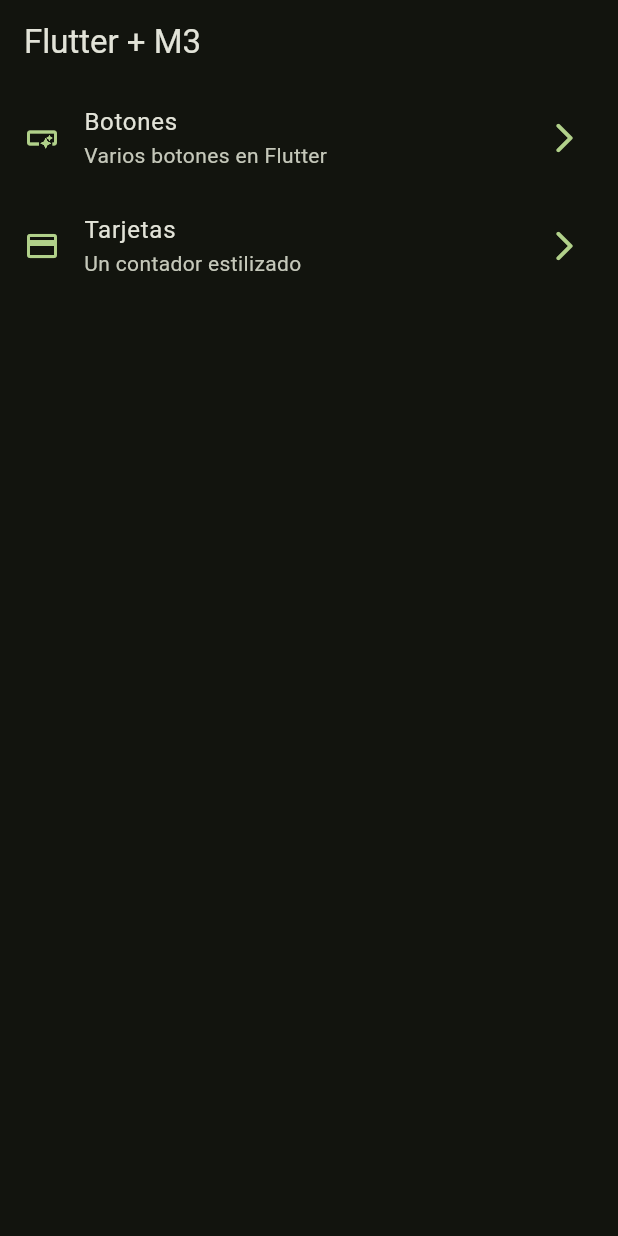
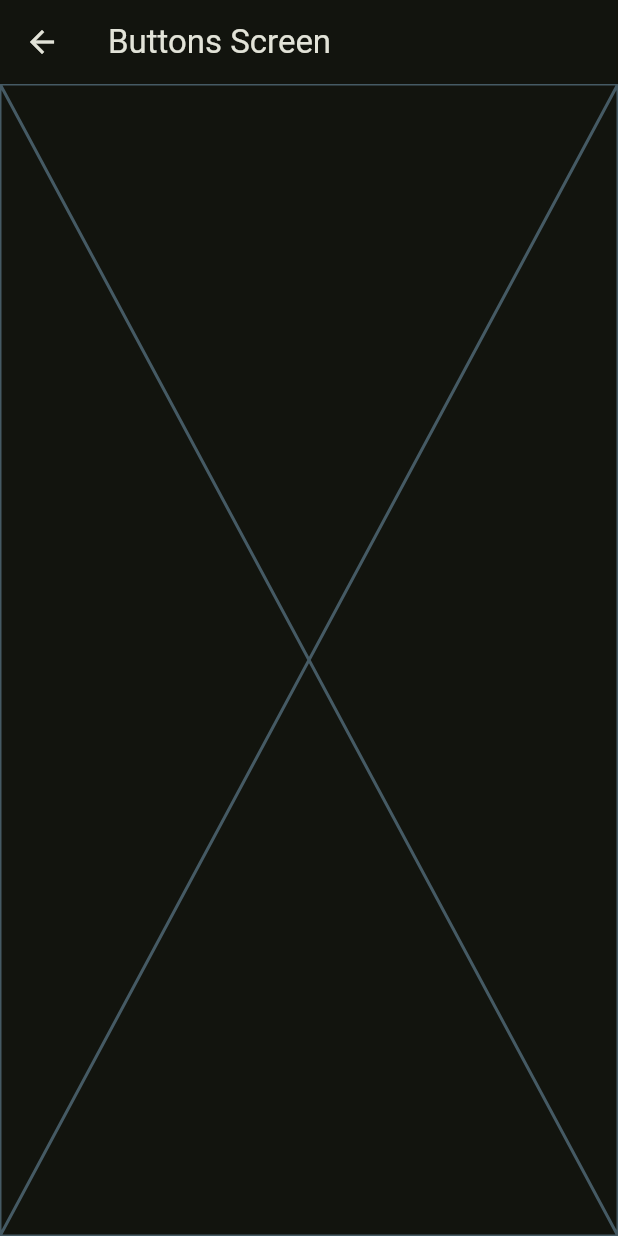
Before and after one commit to PePeWee07/Practica_Flutter, a Flutter app: the screen it shows after launch, after a tap on "Botones", on a phone screen of 412 x 824 dp. Run offline on Flutter 3.47's test engine with Material 3 defaults, Android fonts, the phone set to English and light mode, and no system bars; our stand-ins replace animate_do, dio, video_player.

Commit message:
rutas basicas

```diff
--- a/widgets_app/lib/config/menu/menu_items.dart
+++ b/widgets_app/lib/config/menu/menu_items.dart
@@ -24,7 +24,7 @@
   MenuItem(
     title: 'Tarjetas',
     subtitle: 'Un contador estilizado',
-    link: '/card',
+    link: '/cards',
     icon: Icons.credit_card,
   ),
   // MenuItem(title: '', subtitle: '', link: '', icon: null),
--- a/widgets_app/lib/main.dart
+++ b/widgets_app/lib/main.dart
@@ -1,5 +1,7 @@
 import 'package:flutter/material.dart';
 import 'package:widgets_app/config/theme/app_theme.dart';
+import 'package:widgets_app/presentation/screens/buttons/buttons_screen.dart';
+import 'package:widgets_app/presentation/screens/cards/cards_screen.dart';
 import 'package:widgets_app/presentation/screens/home/home_screen.dart';
 
 void main() {
@@ -15,6 +17,10 @@
       theme: AppTheme(selectColor: 4).theme(),
       debugShowCheckedModeBanner: false,
       home: const HomeScreen(),
+      routes: {
+        '/buttons': (context) => const ButtonsScreen(),
+        '/cards': (context) => const CardsScreen(),
+      },
     );
   }
 }
--- /dev/null
+++ b/widgets_app/lib/presentation/screens/buttons/buttons_screen.dart
@@ -0,0 +1,13 @@
+import 'package:flutter/material.dart';
+
+class ButtonsScreen extends StatelessWidget {
+  const ButtonsScreen({super.key});
+
+  @override
+  Widget build(BuildContext context) {
+    return Scaffold(
+      appBar: AppBar(title: const Text('Buttons Screen')),
+      body: const Placeholder(),
+    );
+  }
+}
--- a/widgets_app/lib/presentation/screens/home/home_screen.dart
+++ b/widgets_app/lib/presentation/screens/home/home_screen.dart
@@ -1,5 +1,6 @@
 import 'package:flutter/material.dart';
 import 'package:widgets_app/config/menu/menu_items.dart';
+import 'package:widgets_app/presentation/screens/buttons/buttons_screen.dart';
 
 class HomeScreen extends StatelessWidget {
   const HomeScreen({super.key});
@@ -44,7 +45,12 @@
       title: Text(menuItem.title),
       subtitle: Text(menuItem.subtitle),
       onTap: () {
-
+        // Navigator.of(context).push(
+        //   MaterialPageRoute(
+        //     builder: (context) => const ButtonsScreen(),
+        //   )
+        // );
+        Navigator.pushNamed(context, menuItem.link);
       },
     );
   }
```
Also changed, not shown: widgets_app/lib/presentation/screens/cards/cards_screen.dart (added, +13 -0 lines).
